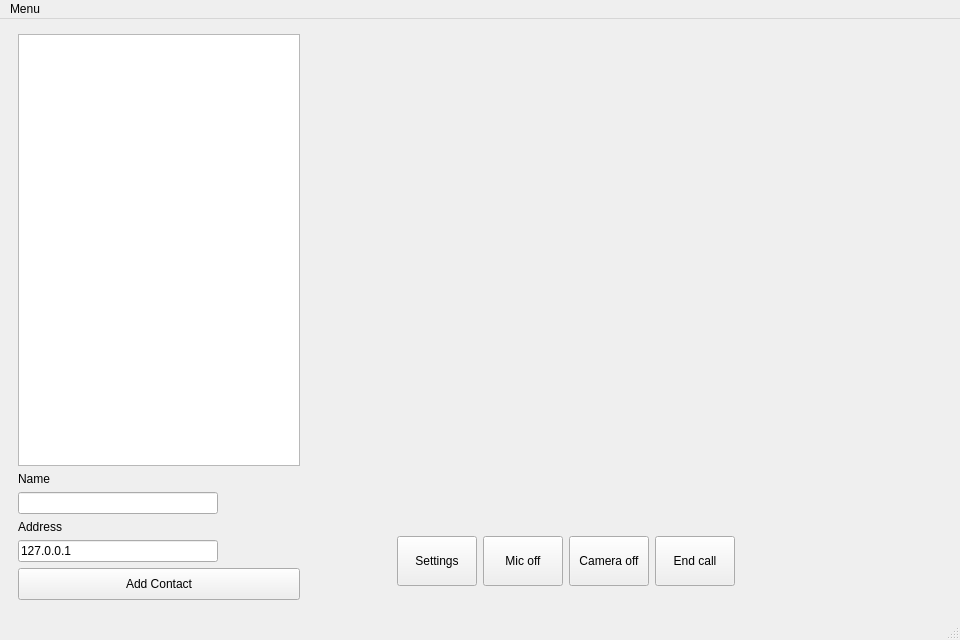
Qt form ui/callwindow.ui (ultravideo/uvgComm) before a commit.
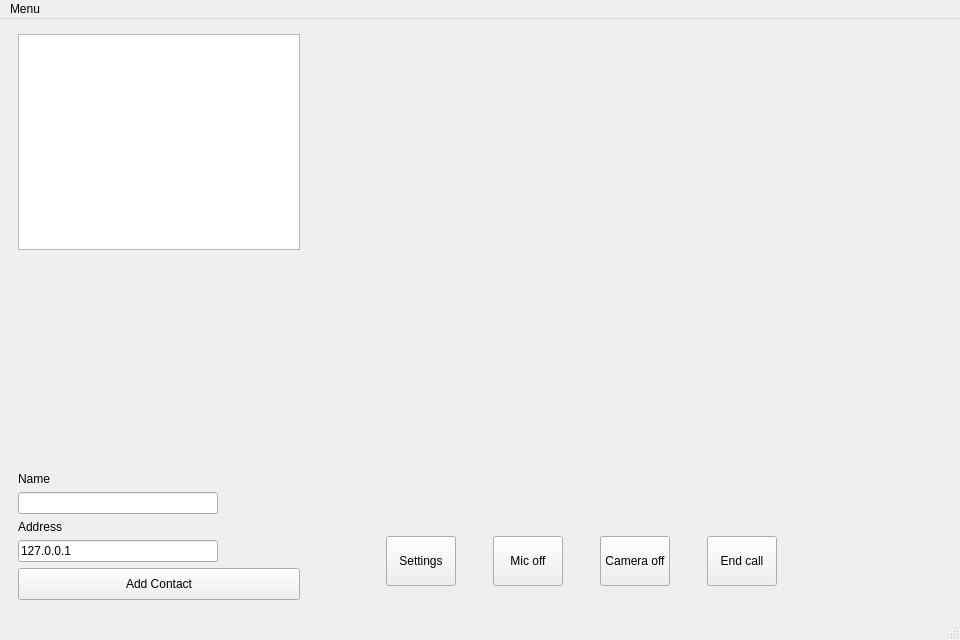
The same form after that commit. Custom widgets are drawn as their Qt base class.

Commit message: Started designing UI with style sheets.

What changed in the file:
```diff
--- a/ui/callwindow.ui
+++ b/ui/callwindow.ui
@@ -21,7 +21,20 @@
   </property>
   <widget class="QWidget" name="centralwidget">
    <layout class="QGridLayout" name="gridLayout_2">
-    <item row="10" column="1" colspan="9">
+    <item row="1" column="1">
+     <spacer name="horizontalSpacer_7">
+      <property name="orientation">
+       <enum>Qt::Horizontal</enum>
+      </property>
+      <property name="sizeHint" stdset="0">
+       <size>
+        <width>40</width>
+        <height>20</height>
+       </size>
+      </property>
+     </spacer>
+    </item>
+    <item row="10" column="2" colspan="9">
      <widget class="QWidget" name="buttonContainer" native="true">
       <property name="sizePolicy">
        <sizepolicy hsizetype="Minimum" vsizetype="Minimum">
@@ -71,6 +84,19 @@
          </property>
         </widget>
        </item>
+       <item>
+        <spacer name="horizontalSpacer_4">
+         <property name="orientation">
+          <enum>Qt::Horizontal</enum>
+         </property>
+         <property name="sizeHint" stdset="0">
+          <size>
+           <width>40</width>
+           <height>20</height>
+          </size>
+         </property>
+        </spacer>
+       </item>
        <item>
         <widget class="QPushButton" name="mic">
          <property name="minimumSize">
@@ -87,6 +113,19 @@
          </property>
         </widget>
        </item>
+       <item>
+        <spacer name="horizontalSpacer_5">
+         <property name="orientation">
+          <enum>Qt::Horizontal</enum>
+         </property>
+         <property name="sizeHint" stdset="0">
+          <size>
+           <width>40</width>
+           <height>20</height>
+          </size>
+         </property>
+        </spacer>
+       </item>
        <item>
         <widget class="QPushButton" name="camera">
          <property name="minimumSize">
@@ -103,6 +142,19 @@
          </property>
         </widget>
        </item>
+       <item>
+        <spacer name="horizontalSpacer_6">
+         <property name="orientation">
+          <enum>Qt::Horizontal</enum>
+         </property>
+         <property name="sizeHint" stdset="0">
+          <size>
+           <width>40</width>
+           <height>20</height>
+          </size>
+         </property>
+        </spacer>
+       </item>
        <item>
         <widget class="QPushButton" name="EndCallButton">
          <property name="minimumSize">
@@ -166,30 +218,6 @@
       </layout>
      </widget>
     </item>
-    <item row="0" column="1" rowspan="10" colspan="9">
-     <widget class="QWidget" name="participants" native="true">
-      <property name="sizePolicy">
-       <sizepolicy hsizetype="Expanding" vsizetype="Preferred">
-        <horstretch>0</horstretch>
-        <verstretch>0</verstretch>
-       </sizepolicy>
-      </property>
-      <property name="minimumSize">
-       <size>
-        <width>320</width>
-        <height>240</height>
-       </size>
-      </property>
-      <layout class="QGridLayout" name="participantLayout">
-       <property name="sizeConstraint">
-        <enum>QLayout::SetMaximumSize</enum>
-       </property>
-       <property name="spacing">
-        <number>0</number>
-       </property>
-      </layout>
-     </widget>
-    </item>
     <item row="0" column="0">
      <widget class="QWidget" name="TopLeftSpacerContainer" native="true">
       <property name="sizePolicy">
@@ -264,6 +292,19 @@
          </property>
         </widget>
        </item>
+       <item>
+        <spacer name="verticalSpacer">
+         <property name="orientation">
+          <enum>Qt::Vertical</enum>
+         </property>
+         <property name="sizeHint" stdset="0">
+          <size>
+           <width>20</width>
+           <height>40</height>
+          </size>
+         </property>
+        </spacer>
+       </item>
        <item>
         <widget class="QLabel" name="NameLabel">
          <property name="sizePolicy">
@@ -344,6 +385,30 @@
       </layout>
      </widget>
     </item>
+    <item row="0" column="2" rowspan="10" colspan="9">
+     <widget class="QWidget" name="participants" native="true">
+      <property name="sizePolicy">
+       <sizepolicy hsizetype="Expanding" vsizetype="Preferred">
+        <horstretch>0</horstretch>
+        <verstretch>0</verstretch>
+       </sizepolicy>
+      </property>
+      <property name="minimumSize">
+       <size>
+        <width>320</width>
+        <height>240</height>
+       </size>
+      </property>
+      <layout class="QGridLayout" name="participantLayout">
+       <property name="sizeConstraint">
+        <enum>QLayout::SetMaximumSize</enum>
+       </property>
+       <property name="spacing">
+        <number>0</number>
+       </property>
+      </layout>
+     </widget>
+    </item>
    </layout>
   </widget>
   <widget class="QMenuBar" name="menubar">
```
The commit also changes 6 other files.
